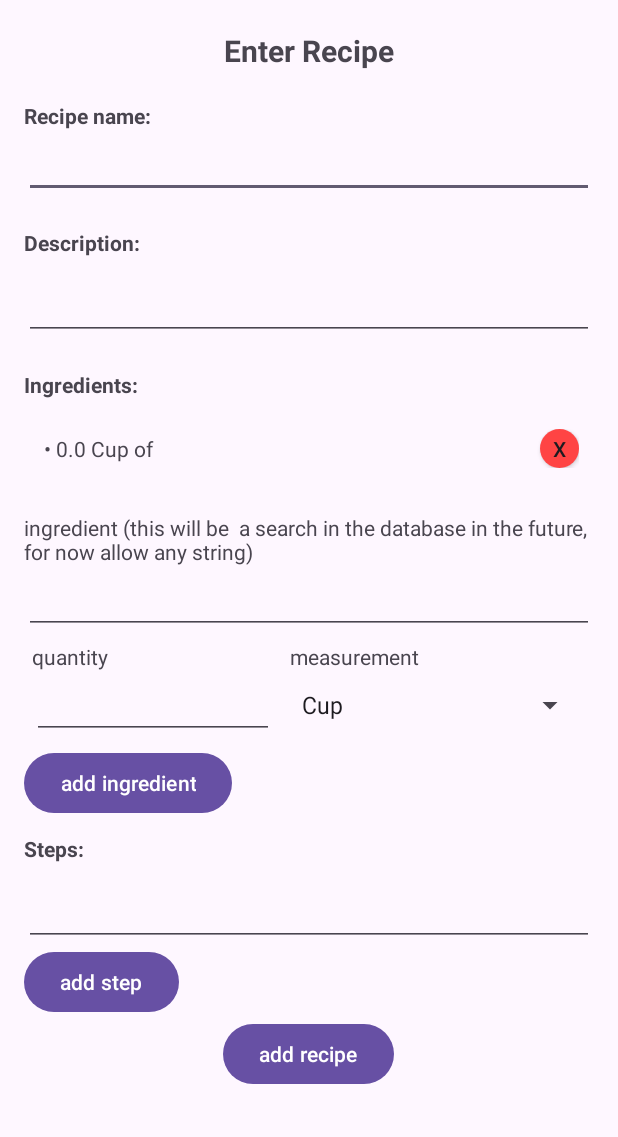
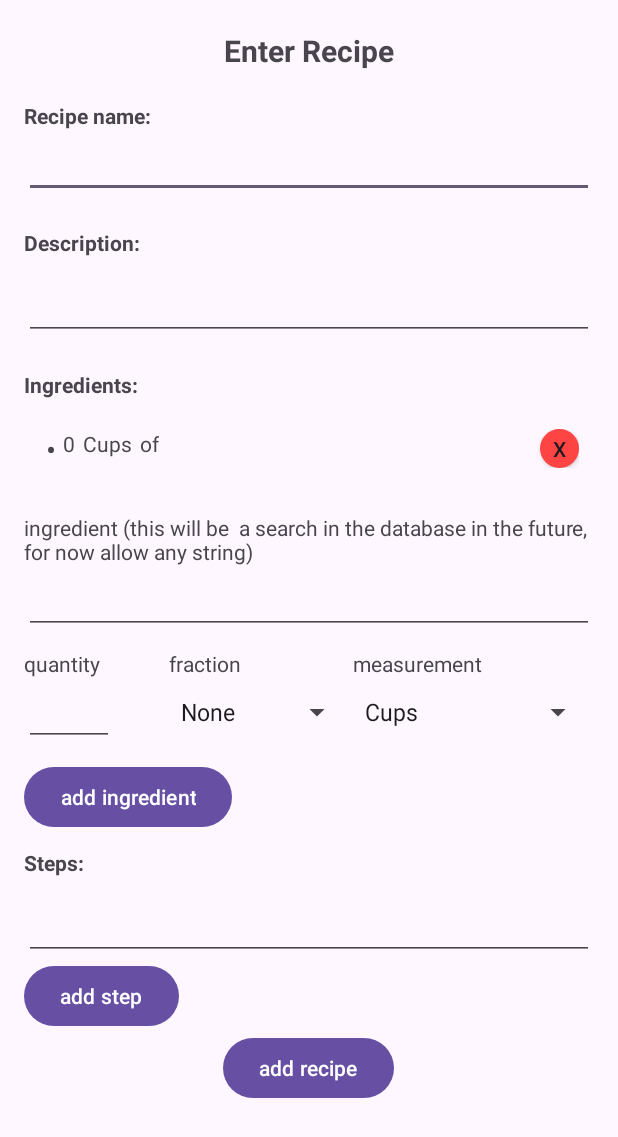
Before and after one commit to AidanMonk/LetsCook, an Android app: the screen it shows after launch (MainActivity), after a tap on "add ingredient", on a phone screen of 412 x 824 dp. Shown: the top 1137 px of the screen. Run offline under Robolectric (Android 15) with nearby library versions, the phone set to English and light mode, and no system bars; our stand-ins replace Firebase (no records; nobody signed in at launch, a user with empty details on screens opened directly); 1 statement that could not run was skipped.

Commit message:
Polished Recipe creation, added fraction field to recipes

```diff
--- a/app/build.gradle.kts
+++ b/app/build.gradle.kts
@@ -39,6 +39,7 @@ dependencies {
     implementation(libs.activity)
     implementation(libs.constraintlayout)
     implementation(libs.firebase.database)
+    implementation("org.apache.commons:commons-math3:3.6.1")
     testImplementation(libs.junit)
     androidTestImplementation(libs.ext.junit)
     androidTestImplementation(libs.espresso.core)
--- /dev/null
+++ b/app/src/main/java/com/example/letscook/Fraction.java
@@ -0,0 +1,59 @@
+package com.example.letscook;
+
+import java.util.ArrayList;
+import java.util.List;
+
+public enum Fraction {
+    NONE,
+    ONE_HALF,
+    ONE_THIRD,
+    TWO_THIRDS,
+    ONE_QUARTER,
+    THREE_QUARTERS;
+
+    //to display in spinner
+    @Override
+    public String toString() {
+        switch (this) {
+            case ONE_HALF:
+                return "1/2";
+            case ONE_THIRD:
+                return "1/3";
+            case TWO_THIRDS:
+                return "2/3";
+            case ONE_QUARTER:
+                return "1/4";
+            case THREE_QUARTERS:
+                return "3/4";
+            default:
+                return "None";
+        }
+    }
+    public String altToString() {
+
+        switch (this) {
+            case ONE_HALF:
+                return "½";
+            case ONE_THIRD:
+                return "⅓";
+            case TWO_THIRDS:
+                return "⅔";
+            case ONE_QUARTER:
+                return "¼";
+            case THREE_QUARTERS:
+                return "¾";
+            default:
+                return "";
+        }
+    }
+    public static List<Fraction> getFractions() {
+        List<Fraction> fractions = new ArrayList<>();
+        fractions.add(NONE);
+        fractions.add(ONE_HALF);
+        fractions.add(ONE_THIRD);
+        fractions.add(TWO_THIRDS);
+        fractions.add(ONE_QUARTER);
+        fractions.add(THREE_QUARTERS);
+        return fractions;
+    }
+}
--- a/app/src/main/java/com/example/letscook/MainActivity.java
+++ b/app/src/main/java/com/example/letscook/MainActivity.java
@@ -20,7 +20,7 @@ public class MainActivity extends AppCompatActivity {
 
     EditText recipeNameET, recipeDescET, quantityET, ingredientET, enterStepET;
     Button addIngredientBtn, addStepBtn, addRecipeBtn;
-    Spinner measurementSpinner;
+    Spinner measurementSpinner, fractionSpinner;
     RecyclerView ingredientsRecyclerView, stepsRecyclerView;
 
     FirebaseDatabase db;
@@ -36,6 +36,7 @@ public class MainActivity extends AppCompatActivity {
         recipeNameET = findViewById(R.id.recipeNameET);
         recipeDescET = findViewById(R.id.recipeDescET);
         quantityET = findViewById(R.id.quantityET);
+        fractionSpinner = findViewById(R.id.fractionSpinner);
         measurementSpinner = findViewById(R.id.measurementSpinner);
         ingredientET = findViewById(R.id.ingredientET);
         addIngredientBtn = findViewById(R.id.addIngredientBtn);
@@ -47,6 +48,8 @@ public class MainActivity extends AppCompatActivity {
         //populate spinner with measurements
         measurementSpinner.setAdapter(new ArrayAdapter<>(this, android.R.layout.simple_spinner_item, Measurement.getMeasurementStrings()));
 
+        fractionSpinner.setAdapter(new ArrayAdapter<>(this, android.R.layout.simple_spinner_item, (Fraction.getFractions())));
+
         List<RecipeIngredient> recipeIngredients = new ArrayList<>();
 
         RecipeIngredientAdapter recipeIngredientAdapter = new RecipeIngredientAdapter(this, recipeIngredients);
@@ -57,13 +60,16 @@ public class MainActivity extends AppCompatActivity {
         addIngredientBtn.setOnClickListener(v -> {
 
             //need to add error handling for empty fields and to check that it's an integer
-            double quantity = Double.parseDouble(quantityET.getText().toString());
+            int quantity = Integer.parseInt(quantityET.getText().toString());
 
             Measurement measurement = Measurement.valueOf(measurementSpinner.getSelectedItem().toString());
+
+            Fraction fraction = (Fraction) fractionSpinner.getSelectedItem();
+
             //need to make this a search in the database with autocomplete, for now just hardcode
             Ingredient ingredient = new Ingredient(ingredientET.getText().toString(), IngredientCategory.Grain); //always grain for now
 
-            recipeIngredients.add(new RecipeIngredient(ingredient, quantity, measurement));
+            recipeIngredients.add(new RecipeIngredient(ingredient, quantity, fraction, measurement));
             recipeIngredientAdapter.notifyItemInserted(recipeIngredients.size() - 1);
 
             quantityET.setText("");
--- a/app/src/main/java/com/example/letscook/Measurement.java
+++ b/app/src/main/java/com/example/letscook/Measurement.java
@@ -1,9 +1,9 @@
 package com.example.letscook;
 
 public enum Measurement {
-    Cup,
-    Tablespoon,
-    Teaspoon;
+    Cups,
+    Tablespoons,
+    Teaspoons;
 
     public static String[] getMeasurementStrings() {
         Measurement[] measurements = Measurement.values();
--- a/app/src/main/java/com/example/letscook/RecipeIngredient.java
+++ b/app/src/main/java/com/example/letscook/RecipeIngredient.java
@@ -1,14 +1,19 @@
 package com.example.letscook;
+
+import java.util.ArrayList;
+import java.util.List;
 
 //Defines a quantity and measurement to pair with an ingredient
 public class RecipeIngredient {
     private Ingredient ingredient;
-    private double quantity;
+    private int quantity;
+    private Fraction fraction;
     private Measurement measurement;
 
-    public RecipeIngredient(Ingredient ingredient, double quantity, Measurement measurement) {
+    public RecipeIngredient(Ingredient ingredient, int quantity, Fraction fraction, Measurement measurement) {
         this.ingredient = ingredient;
         this.quantity = quantity;
+        this.fraction = fraction;
         this.measurement = measurement;
     }
 
@@ -20,12 +25,20 @@ public class RecipeIngredient {
         this.ingredient = ingredient;
     }
 
-    public double getQuantity() {
+    public int getQuantity() {
         return quantity;
     }
 
-    public void setQuantity(double quantity) {
+    public void setQuantity(int quantity) {
         this.quantity = quantity;
+    }
+
+    public Fraction getFraction() {
+        return fraction;
+    }
+
+    public void setFraction(Fraction fraction) {
+        this.fraction = fraction;
     }
 
     public Measurement getMeasurement() {
@@ -36,17 +49,4 @@ public class RecipeIngredient {
         this.measurement = measurement;
     }
 
-    public String toString() {
-
-        if (quantity <= 1){
-            return quantity + " " + measurement + " of " + ingredient.getName();
-        }
-        else{
-            return quantity + " " + measurement + "s of " + ingredient.getName();
-        }
-
-
-    }
-
-
 }
--- a/app/src/main/java/com/example/letscook/RecipeIngredientAdapter.java
+++ b/app/src/main/java/com/example/letscook/RecipeIngredientAdapter.java
@@ -31,7 +31,10 @@ public class RecipeIngredientAdapter extends RecyclerView.Adapter<RecipeIngredie
 
     @Override
     public void onBindViewHolder(@NonNull RecipeIngredientViewHolder holder, int position) {
-        holder.recipeIngredientTV.setText(" • " + recipeIngredients.get(position).toString());
+        holder.quantityTV.setText(String.valueOf(recipeIngredients.get(position).getQuantity()));
+        holder.fractionTV.setText(recipeIngredients.get(position).getFraction().altToString());
+        holder.measurementTV.setText(recipeIngredients.get(position).getMeasurement().toString());
+        holder.ingredientTV.setText(recipeIngredients.get(position).getIngredient().getName());
     }
 
     @Override
@@ -41,13 +44,16 @@ public class RecipeIngredientAdapter extends RecyclerView.Adapter<RecipeIngredie
 
     public class RecipeIngredientViewHolder extends RecyclerView.ViewHolder {
         Button removeIngredientBtn;
-        TextView recipeIngredientTV;
+        TextView quantityTV, fractionTV, measurementTV, ingredientTV;
 
         public RecipeIngredientViewHolder(@NonNull View itemView) {
             super(itemView);
 
             removeIngredientBtn = itemView.findViewById(R.id.removeIngredientBtn);
-            recipeIngredientTV = itemView.findViewById(R.id.recipeIngredientTV);
+            quantityTV = itemView.findViewById(R.id.quantityTV);
+            fractionTV = itemView.findViewById(R.id.fractionTV);
+            measurementTV = itemView.findViewById(R.id.measurementTV);
+            ingredientTV = itemView.findViewById(R.id.ingredientTV);
 
             removeIngredientBtn.setOnClickListener(new View.OnClickListener() {
                 @Override
--- a/app/src/main/res/layout/activity_main.xml
+++ b/app/src/main/res/layout/activity_main.xml
@@ -67,19 +67,20 @@
         <EditText
             android:id="@+id/ingredientET"
             android:layout_width="match_parent"
-            android:layout_height="wrap_content" />
+            android:layout_height="wrap_content"
+            android:layout_marginBottom="10dp"/>
 
         <!-- measurement input -->
         <LinearLayout
             android:layout_width="match_parent"
             android:layout_height="wrap_content"
-            android:orientation="horizontal">
+            android:orientation="horizontal"
+            android:layout_marginBottom="10dp">
 
             <!-- quantity-->
             <LinearLayout
                 android:layout_width="wrap_content"
                 android:layout_height="wrap_content"
-                android:layout_margin="5dp"
                 android:layout_weight="1"
                 android:orientation="vertical">
 
@@ -90,16 +91,32 @@
 
                 <EditText
                     android:id="@+id/quantityET"
+                    android:layout_width="60dp"
+                    android:layout_height="wrap_content" />
+            </LinearLayout>
+
+            <LinearLayout
+                android:layout_width="wrap_content"
+                android:layout_height="match_parent"
+                android:orientation="vertical"
+                android:layout_weight="2">
+
+                <TextView
+                    android:layout_width="wrap_content"
+                    android:layout_height="wrap_content"
+                    android:text="fraction"/>
+                <Spinner
+                    android:id="@+id/fractionSpinner"
                     android:layout_width="match_parent"
-                    android:layout_height="wrap_content" />
+                    android:layout_height="match_parent"/>
+
             </LinearLayout>
 
             <!-- measurement-->
             <LinearLayout
                 android:layout_width="wrap_content"
-                android:layout_height="wrap_content"
-                android:layout_margin="5dp"
-                android:layout_weight="1"
+                android:layout_height="match_parent"
+                android:layout_weight="2"
                 android:orientation="vertical">
 
                 <TextView
@@ -110,7 +127,7 @@
                 <Spinner
                     android:id="@+id/measurementSpinner"
                     android:layout_width="match_parent"
-                    android:layout_height="45dp" />
+                    android:layout_height="match_parent" />
 
             </LinearLayout>
         </LinearLayout>
--- a/app/src/main/res/layout/recipe_ingredient_input.xml
+++ b/app/src/main/res/layout/recipe_ingredient_input.xml
@@ -5,20 +5,55 @@
     android:layout_height="wrap_content"
     android:layout_margin="10dp">
 
-    <TextView
-        android:id="@+id/recipeIngredientTV"
+    <LinearLayout
         android:layout_width="match_parent"
-        android:layout_height="wrap_content"
-        android:layout_weight="1"
-        android:text="[recipe ingredient]"/>
+        android:layout_height="match_parent"
+        android:orientation="horizontal"
+        android:layout_weight="1">
+        <TextView
+            android:layout_width="wrap_content"
+            android:layout_height="wrap_content"
+            android:text=" • "
+            android:textSize="20dp"/>
+
+        <TextView
+            android:id="@+id/quantityTV"
+            android:layout_width="wrap_content"
+            android:layout_height="match_parent"
+            android:text="[quantity]"/>
+
+        <TextView
+            android:id="@+id/fractionTV"
+            android:layout_width="wrap_content"
+            android:layout_height="match_parent"
+            android:layout_marginEnd="5dp"
+            android:text="[fraction]"/>
+
+        <TextView
+            android:id="@+id/measurementTV"
+            android:layout_width="wrap_content"
+            android:layout_height="match_parent"
+            android:layout_marginEnd="5dp"
+            android:text="[measurement]"/>
+
+        <TextView
+            android:layout_width="wrap_content"
+            android:layout_height="match_parent"
+            android:layout_marginEnd="5dp"
+            android:text="of"/>
+
+        <TextView
+            android:id="@+id/ingredientTV"
+            android:layout_width="wrap_content"
+            android:layout_height="match_parent"
+            android:text="[ingredient name]"/>
+    </LinearLayout>
 
     <androidx.appcompat.widget.AppCompatButton
         android:id="@+id/removeIngredientBtn"
         android:layout_width="26dp"
         android:layout_height="26dp"
         android:background="@drawable/red_circle_button_background"
-        android:text="X"
-        />
-
+        android:text="X" />
 
 </LinearLayout>
```
